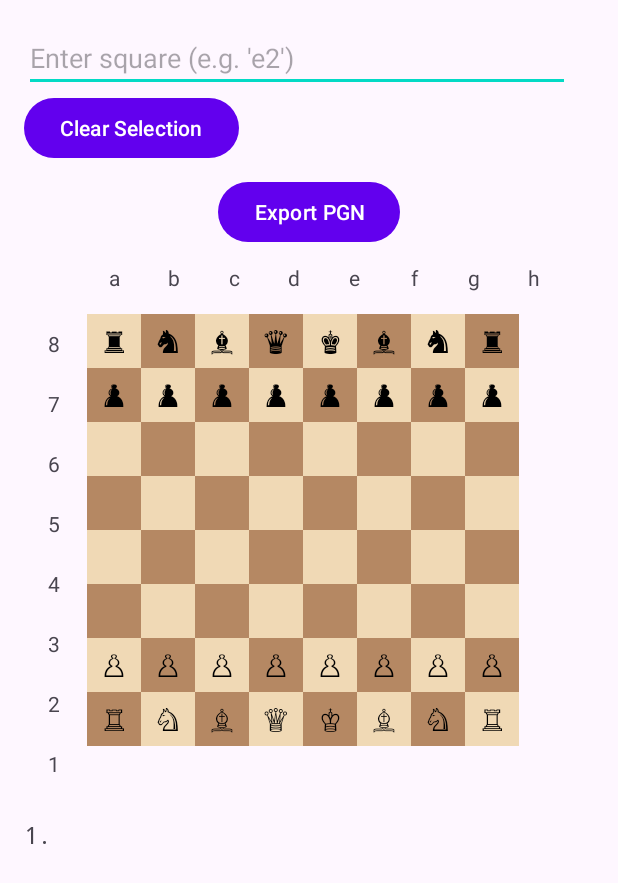
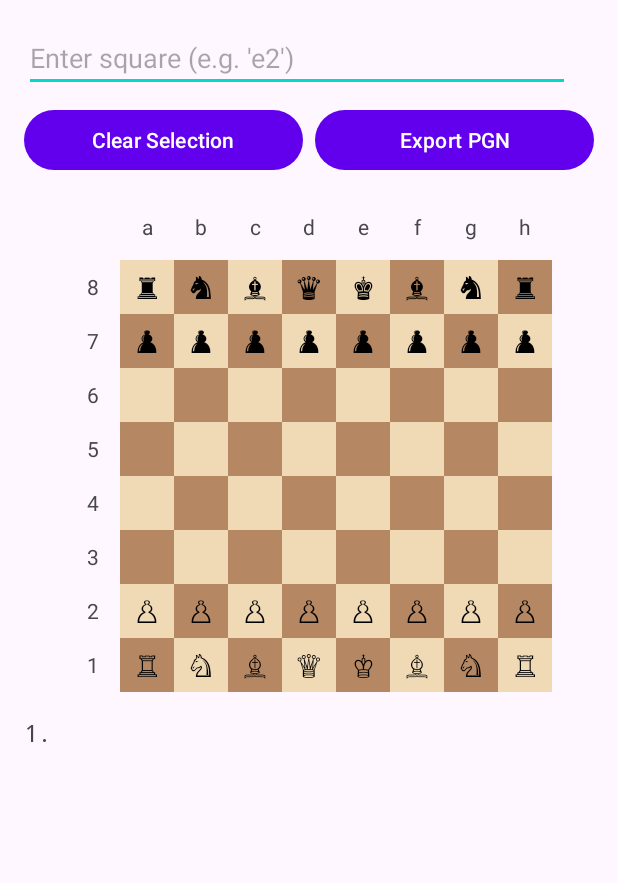
Before and after one commit to ASBalon/TactileChessNotation, an Android app built with Jetpack Compose: the screen it shows after launch (MainActivity), on a phone screen of 412 x 824 dp. Shown: the top 883 px of the screen. Run offline under Robolectric (Android 15) with nearby library versions, the phone set to English and light mode, and no system bars; libraries missing offline, so code that uses them is left out: com.hoho.android; 5 statements that could not run were skipped.

Commit message:
updated comments

```diff
--- a/app/src/main/java/tactile/chess/notation/MainActivity.kt
+++ b/app/src/main/java/tactile/chess/notation/MainActivity.kt
@@ -53,7 +53,6 @@ class MainActivity : AppCompatActivity() {
     private lateinit var exportButton: Button
 
     override fun onCreate(savedInstanceState: Bundle?) {
-        // Set theme before super.onCreate()
         setTheme(R.style.Theme_Elct201)
         super.onCreate(savedInstanceState)
         setContentView(R.layout.activity_main)
@@ -115,12 +114,11 @@ class MainActivity : AppCompatActivity() {
 
                     override fun onRunError(e: Exception?) {
                         runOnUiThread {
-                            // Handle error (e.g., show Toast)
+                            // handle error by showing Toast
                         }
                     }
                 })
 
-                // Correct way to start the IO manager
                 Executors.newSingleThreadExecutor().execute {
                     usbIoManager?.start()
                 }
@@ -160,9 +158,7 @@ class MainActivity : AppCompatActivity() {
         super.onDestroy()
     }
 
-
-
-
+    // Chess functions
     private fun processSquareInput(square: String) {
         if (!square.matches(Regex("[A-H][1-8]"))) {
             inputField.error = "Invalid square"
@@ -334,8 +330,7 @@ class MainActivity : AppCompatActivity() {
         chessBoardGrid.columnCount = 8
         chessBoardGrid.rowCount = 8
 
-        // Smaller square size to fit screen
-        val squareSize = dpToPx(36) // Reduced from 40
+        val squareSize = dpToPx(36)
 
         for (row in 0 until 8) {
             for (col in 0 until 8) {
@@ -345,8 +340,6 @@ class MainActivity : AppCompatActivity() {
                         height = squareSize
                         rowSpec = GridLayout.spec(row)
                         columnSpec = GridLayout.spec(col)
-                        marginStart = if (col == 0) dpToPx(2) else 0 // Reduced left margin
-                        marginEnd = if (col == 7) dpToPx(2) else 0 // Reduced right margin
                     }
                     gravity = Gravity.CENTER
                     textSize = 20f // Slightly smaller text
@@ -374,17 +367,7 @@ class MainActivity : AppCompatActivity() {
             append("[Date \"${java.text.SimpleDateFormat("yyyy.MM.dd").format(java.util.Date())}\"]\n")
             append("[Result \"*\"]\n\n")
 
-            // Combine moves (every two elements forms a move pair)
-            var moveNumber = 1
-            var i = 0
-            while (i < moveHistory.size) {
-                if (i % 2 == 0) {
-                    append("$moveNumber. ")
-                    moveNumber++
-                }
-                append("${moveHistory[i].trim()} ")
-                i++
-            }
+            append(moveHistory.joinToString(" "))
         }.toString()
 
         val clipboard = getSystemService(Context.CLIPBOARD_SERVICE) as ClipboardManager
--- a/app/src/main/java/tactile/chess/notation/UsbSerialHelper.kt
+++ b/app/src/main/java/tactile/chess/notation/UsbSerialHelper.kt
@@ -30,7 +30,7 @@ class UsbSerialHelper(
             connection = usbManager.openDevice(device)
                 ?: throw IOException("Failed to open device connection")
 
-            // Get the first port (most devices have only one)
+            // Get the first port
             port = driver.ports[0]
             port?.open(connection)
             port?.setParameters(9600, 8, UsbSerialPort.STOPBITS_1, UsbSerialPort.PARITY_NONE)
@@ -57,7 +57,6 @@ class UsbSerialHelper(
     }
 
     override fun onNewData(data: ByteArray) {
-        // Convert received bytes to string and process
         val square = String(data).trim()
         if (square.length == 2) {
             onSquareReceived(square)
--- a/app/src/main/res/layout/activity_main.xml
+++ b/app/src/main/res/layout/activity_main.xml
@@ -6,6 +6,7 @@
     android:orientation="vertical"
     android:padding="16dp">
 
+    <!-- Input row -->
     <LinearLayout
         android:layout_width="match_parent"
         android:layout_height="wrap_content"
@@ -28,57 +29,76 @@
             android:textSize="16sp"/>
     </LinearLayout>
 
+    <!-- Button row -->
+    <LinearLayout
+        android:layout_width="match_parent"
+        android:layout_height="wrap_content"
+        android:orientation="horizontal"
+        android:layout_marginTop="8dp">
+
         <Button
             android:id="@+id/clearButton"
-        android:layout_width="wrap_content"
+            android:layout_width="0dp"
             android:layout_height="wrap_content"
-        android:text="Clear Selection"/>
+            android:layout_weight="1"
+            android:text="Clear Selection"
+            android:layout_marginEnd="4dp"/>
 
         <Button
             android:id="@+id/exportButton"
-        android:layout_width="wrap_content"
+            android:layout_width="0dp"
             android:layout_height="wrap_content"
+            android:layout_weight="1"
             android:text="Export PGN"
-        android:layout_marginTop="8dp"
-        android:layout_gravity="center_horizontal"/>
+            android:layout_marginStart="4dp"/>
+    </LinearLayout>
 
-    <!-- Horizontal coordinate labels -->
+    <!-- Chess board with labels -->
     <LinearLayout
         android:layout_width="wrap_content"
         android:layout_height="wrap_content"
-        android:layout_marginLeft="40dp"
+        android:orientation="vertical"
+        android:layout_gravity="center_horizontal"
+        android:layout_marginTop="16dp">
+
+        <!-- Column labels (a-h) -->
+        <LinearLayout
+            android:layout_width="wrap_content"
+            android:layout_height="wrap_content"
+            android:layout_marginLeft="36dp"
             android:layout_marginBottom="4dp">
 
-        <TextView android:layout_width="40dp" android:layout_height="40dp" android:text="a" android:gravity="center"/>
-        <TextView android:layout_width="40dp" android:layout_height="40dp" android:text="b" android:gravity="center"/>
-        <TextView android:layout_width="40dp" android:layout_height="40dp" android:text="c" android:gravity="center"/>
-        <TextView android:layout_width="40dp" android:layout_height="40dp" android:text="d" android:gravity="center"/>
-        <TextView android:layout_width="40dp" android:layout_height="40dp" android:text="e" android:gravity="center"/>
-        <TextView android:layout_width="40dp" android:layout_height="40dp" android:text="f" android:gravity="center"/>
-        <TextView android:layout_width="40dp" android:layout_height="40dp" android:text="g" android:gravity="center"/>
-        <TextView android:layout_width="40dp" android:layout_height="40dp" android:text="h" android:gravity="center"/>
+            <TextView android:layout_width="36dp" android:layout_height="36dp" android:text="a" android:gravity="center"/>
+            <TextView android:layout_width="36dp" android:layout_height="36dp" android:text="b" android:gravity="center"/>
+            <TextView android:layout_width="36dp" android:layout_height="36dp" android:text="c" android:gravity="center"/>
+            <TextView android:layout_width="36dp" android:layout_height="36dp" android:text="d" android:gravity="center"/>
+            <TextView android:layout_width="36dp" android:layout_height="36dp" android:text="e" android:gravity="center"/>
+            <TextView android:layout_width="36dp" android:layout_height="36dp" android:text="f" android:gravity="center"/>
+            <TextView android:layout_width="36dp" android:layout_height="36dp" android:text="g" android:gravity="center"/>
+            <TextView android:layout_width="36dp" android:layout_height="36dp" android:text="h" android:gravity="center"/>
         </LinearLayout>
 
+        <!-- Chess board with row labels -->
         <LinearLayout
             android:layout_width="wrap_content"
             android:layout_height="wrap_content"
             android:orientation="horizontal">
 
-        <!-- Vertical coordinate labels -->
+            <!-- Row labels (1-8) -->
             <LinearLayout
-            android:layout_width="40dp"
+                android:layout_width="36dp"
                 android:layout_height="wrap_content"
                 android:orientation="vertical"
                 android:gravity="center">
 
-            <TextView android:layout_width="40dp" android:layout_height="40dp" android:text="8" android:gravity="center"/>
-            <TextView android:layout_width="40dp" android:layout_height="40dp" android:text="7" android:gravity="center"/>
-            <TextView android:layout_width="40dp" android:layout_height="40dp" android:text="6" android:gravity="center"/>
-            <TextView android:layout_width="40dp" android:layout_height="40dp" android:text="5" android:gravity="center"/>
-            <TextView android:layout_width="40dp" android:layout_height="40dp" android:text="4" android:gravity="center"/>
-            <TextView android:layout_width="40dp" android:layout_height="40dp" android:text="3" android:gravity="center"/>
-            <TextView android:layout_width="40dp" android:layout_height="40dp" android:text="2" android:gravity="center"/>
-            <TextView android:layout_width="40dp" android:layout_height="40dp" android:text="1" android:gravity="center"/>
+                <TextView android:layout_width="36dp" android:layout_height="36dp" android:text="8" android:gravity="center"/>
+                <TextView android:layout_width="36dp" android:layout_height="36dp" android:text="7" android:gravity="center"/>
+                <TextView android:layout_width="36dp" android:layout_height="36dp" android:text="6" android:gravity="center"/>
+                <TextView android:layout_width="36dp" android:layout_height="36dp" android:text="5" android:gravity="center"/>
+                <TextView android:layout_width="36dp" android:layout_height="36dp" android:text="4" android:gravity="center"/>
+                <TextView android:layout_width="36dp" android:layout_height="36dp" android:text="3" android:gravity="center"/>
+                <TextView android:layout_width="36dp" android:layout_height="36dp" android:text="2" android:gravity="center"/>
+                <TextView android:layout_width="36dp" android:layout_height="36dp" android:text="1" android:gravity="center"/>
             </LinearLayout>
 
             <!-- Chess board grid -->
@@ -90,8 +110,9 @@
                 app:rowCount="8">
             </androidx.gridlayout.widget.GridLayout>
         </LinearLayout>
+    </LinearLayout>
 
-    <!-- Move notation display - ADDED THIS SECTION -->
+    <!-- Move notation display -->
     <TextView
         android:id="@+id/notationDisplay"
         android:layout_width="match_parent"
--- a/app/src/main/res/values/themes.xml
+++ b/app/src/main/res/values/themes.xml
@@ -1,11 +1,11 @@
 <resources xmlns:tools="http://schemas.android.com/tools">
     <!-- Base application theme -->
     <style name="Theme.Elct201" parent="Theme.Material3.DayNight">
-        <!-- Primary brand color -->
+        <!-- Primary color -->
         <item name="colorPrimary">@color/purple_500</item>
         <item name="colorPrimaryVariant">@color/purple_700</item>
         <item name="colorOnPrimary">@color/white</item>
-        <!-- Secondary brand color -->
+        <!-- Secondary color -->
         <item name="colorSecondary">@color/teal_200</item>
         <item name="colorSecondaryVariant">@color/teal_700</item>
         <item name="colorOnSecondary">@color/black</item>
```
Lines whose indentation alone changed are shown as unchanged.
